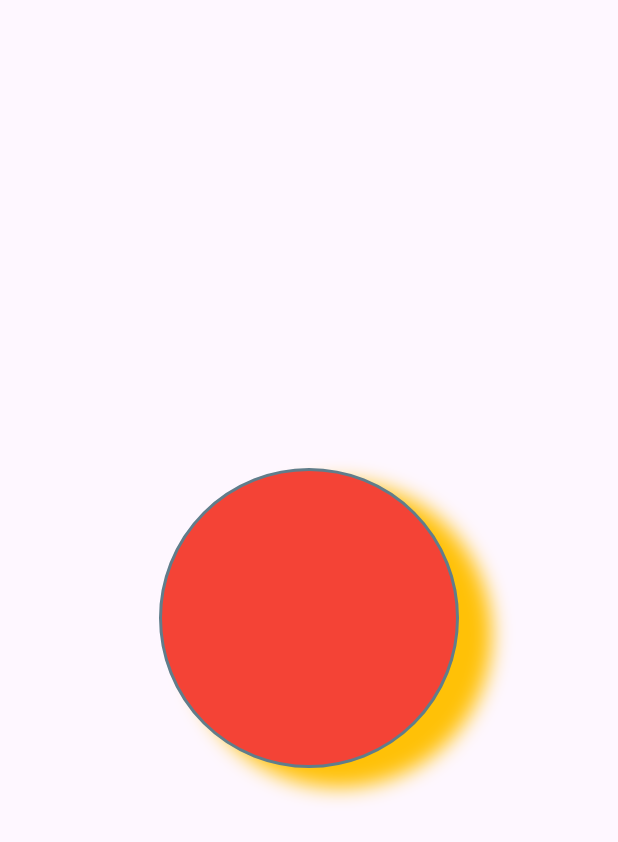
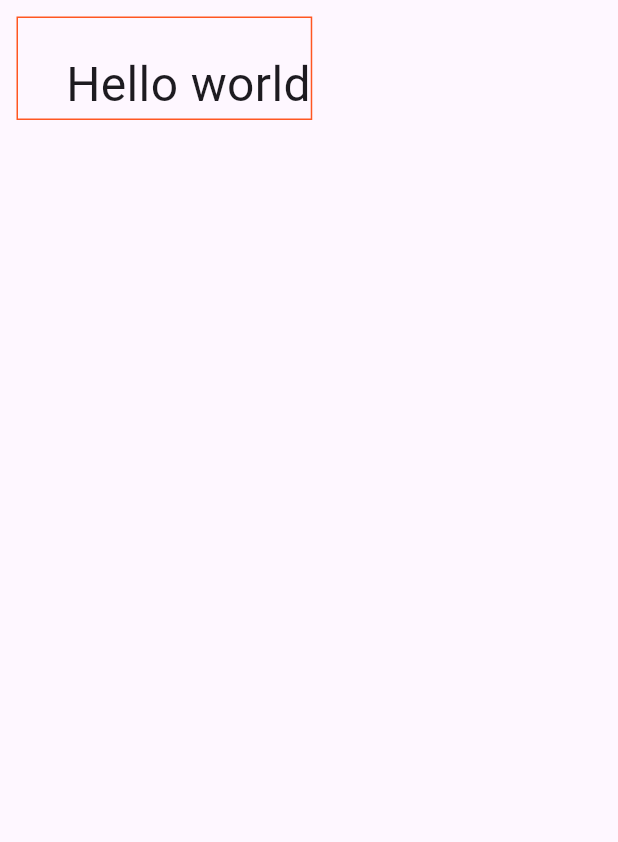
Before and after one commit to masked-redhat/learn-flutter, a Flutter app: the screen it shows after launch, on a phone screen of 412 x 824 dp. Shown: the top 842 px of the screen. Run offline on Flutter 3.47's test engine with Material 3 defaults, Android fonts, the phone set to English and light mode, and no system bars; project files that could hold a hidden picture were left out.

Commit message:
learn: padding and margin both on a child

```diff
--- a/lib/main.dart
+++ b/lib/main.dart
@@ -24,24 +24,14 @@ class MainWidget extends StatelessWidget {
   @override
   Widget build(BuildContext context) {
     return Scaffold(
-      body: Center(
-        child: Container(
-          width: 200,
-          height: 200,
-          decoration: BoxDecoration(
-            color: Colors.red,
-            // borderRadius: BorderRadius.all(Radius.circular(21)),
-            border: Border.all(width: 2, color: Colors.blueGrey),
-            boxShadow: [
-              BoxShadow(
-                blurRadius: 11,
-                spreadRadius: 2,
-                offset: Offset(20, 11),
-                color: Colors.amber,
-              ),
-            ],
-            shape: BoxShape.circle,
-          ),
+      body: Container(
+        margin: EdgeInsets.all(11),
+        decoration: BoxDecoration(
+          border: Border.all(width: 1, color: Colors.deepOrange),
+        ),
+        child: Padding(
+          padding: const EdgeInsets.only(top: 21, left: 32),
+          child: Text("Hello world", style: TextStyle(fontSize: 32)),
         ),
       ),
     );
```
